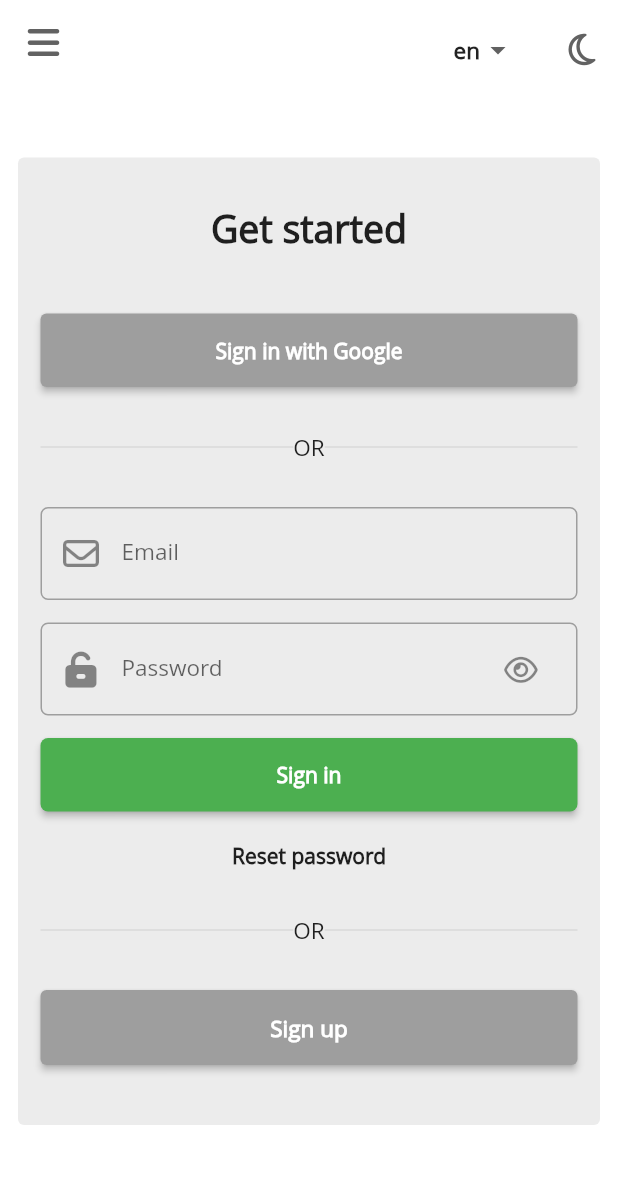
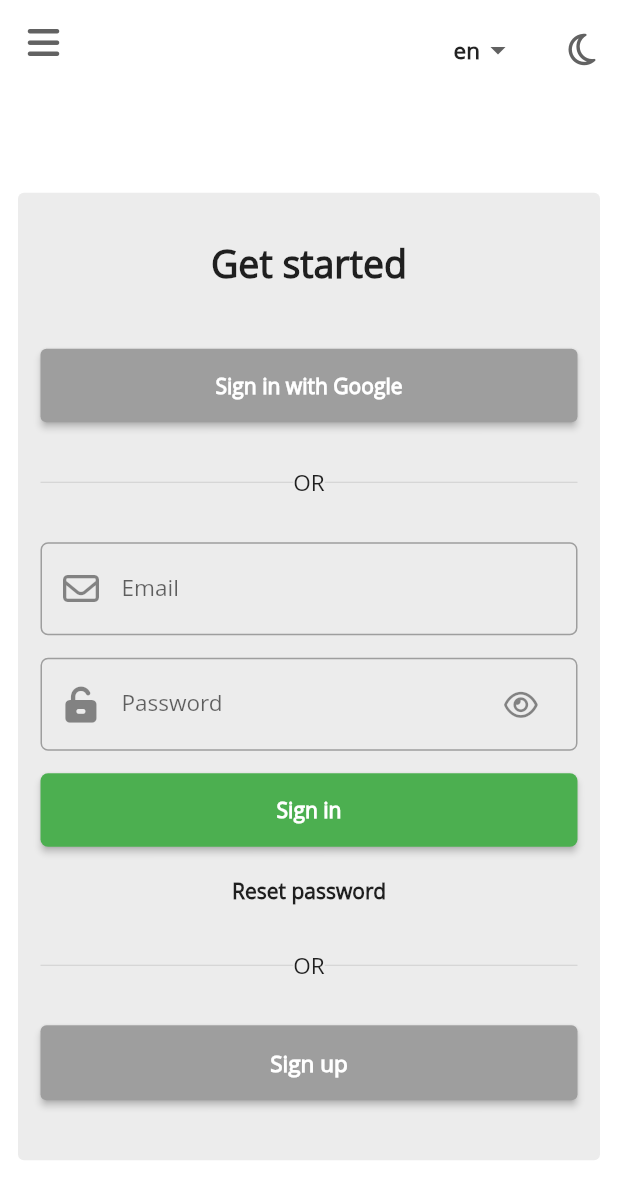
Before and after one commit to jstdk/starter, a Flutter app: the IndexScreenWidget screen opened directly, on a phone screen of 412 x 824 dp. Shown: the top 1199 px of the screen. Run offline on Flutter 3.47's test engine with Material 2 defaults, Android fonts, the phone set to English and light mode, and no system bars; our stand-ins replace email_validator, flutter_dotenv, font_awesome_flutter, image_picker, local_auth, responsive_framework and 2 more; missing offline and left inert: system_theme; accounts and stored records are empty.

Commit message:
Update vertical center

```diff
--- a/lib/widgets/screens/public/index_screen_widget.dart
+++ b/lib/widgets/screens/public/index_screen_widget.dart
@@ -90,19 +90,15 @@ class _IndexScreenWidgetState extends State<IndexScreenWidget> {
                 ThemeHeaderIconWidget(),
               ],
             ),
-            body: SingleChildScrollView(
+            body: Center(
+              child: SingleChildScrollView(
                 child: Column(
+                  mainAxisAlignment: MainAxisAlignment.center,
+                  crossAxisAlignment: CrossAxisAlignment.center,
                   children: [
-                  SizedBox(
-                    height: ResponsiveValue(context,
-                            defaultValue: 30.0,
-                            valueWhen: const [
-                              Condition.smallerThan(name: DESKTOP, value: 15.0),
-                            ]).value ??
-                        30.0,
-                  ),
                     ResponsiveRowColumn(
-                    layout: ResponsiveWrapper.of(context).isSmallerThan(TABLET)
+                      layout:
+                          ResponsiveWrapper.of(context).isSmallerThan(TABLET)
                               ? ResponsiveRowColumnType.COLUMN
                               : ResponsiveRowColumnType.ROW,
                       rowMainAxisAlignment: MainAxisAlignment.center,
@@ -131,7 +127,8 @@ class _IndexScreenWidgetState extends State<IndexScreenWidget> {
                                         Condition.largerThan(
                                             name: MOBILE, value: 450.0),
                                         Condition.smallerThan(
-                                          name: TABLET, value: double.infinity)
+                                            name: TABLET,
+                                            value: double.infinity)
                                       ]).value,
                                   child: Padding(
                                       padding: EdgeInsets.fromLTRB(
@@ -141,7 +138,8 @@ class _IndexScreenWidgetState extends State<IndexScreenWidget> {
                                                   defaultValue: 40.0,
                                                   valueWhen: const [
                                                     Condition.smallerThan(
-                                                      name: TABLET, value: 8.0)
+                                                        name: TABLET,
+                                                        value: 8.0)
                                                   ]).value ??
                                               40.0,
                                           8.0),
@@ -155,6 +153,7 @@ class _IndexScreenWidgetState extends State<IndexScreenWidget> {
                   ],
                 ),
               ),
+            ),
             drawer: drawer(),
           );
   }
```
Lines whose indentation alone changed are shown as unchanged.
